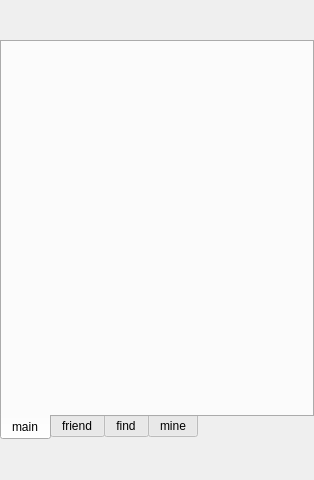
GhostsLYB/Client, file homepage.ui: the form before one commit.
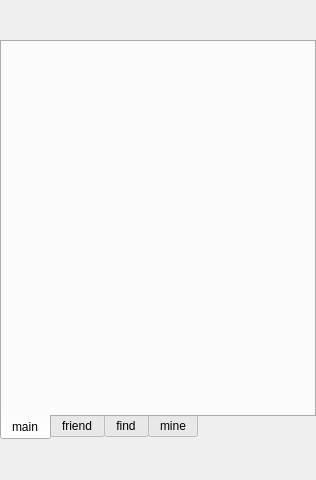
The form after the commit. The open tabs and pages were chosen to show the change. Custom widgets are drawn as their Qt base class.

Patch:
```diff
--- a/homepage.ui
+++ b/homepage.ui
@@ -6,7 +6,7 @@
    <rect>
     <x>0</x>
     <y>0</y>
-    <width>280</width>
+    <width>316</width>
     <height>480</height>
    </rect>
   </property>
```
Left out of the diff: 2 changed lines with no effect on the pictures.
